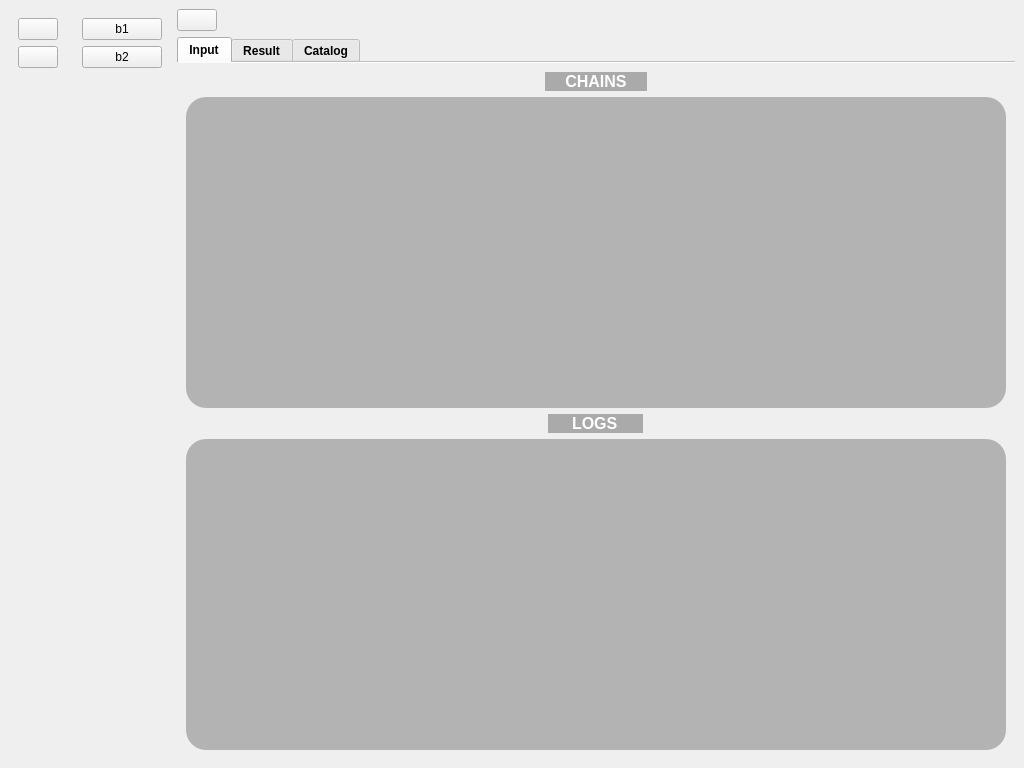
Before: the Qt Designer form ShortCircuitCalc/gui/main_window.ui in MrHerrington/Short-Circuit-Calculation, drawn with Qt 5.
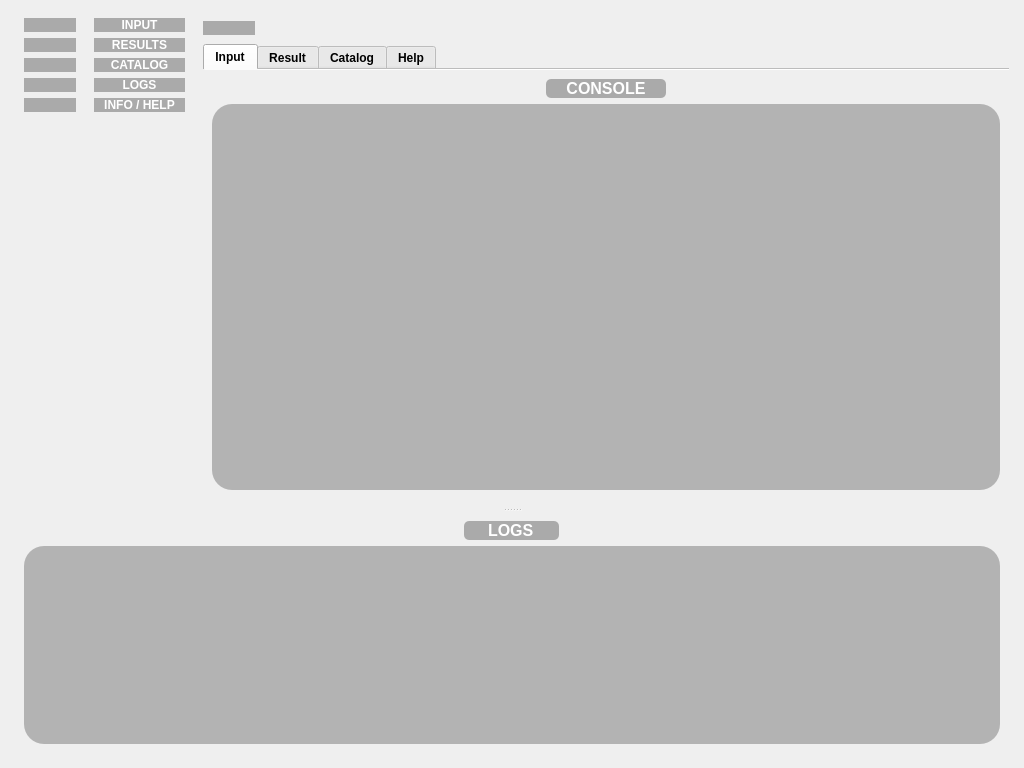
After: the same form once the commit is applied. Icons and pictures are not drawn. Custom widgets are drawn as their Qt base class.

Commit message: Reorganize imports, programming windows design / logic, main window, confirm window

Diff of the .ui file:
```diff
--- a/ShortCircuitCalc/gui/main_window.ui
+++ b/ShortCircuitCalc/gui/main_window.ui
@@ -38,44 +38,335 @@
    <property name="enabled">
     <bool>true</bool>
    </property>
+   <property name="sizePolicy">
+    <sizepolicy hsizetype="Preferred" vsizetype="Preferred">
+     <horstretch>0</horstretch>
+     <verstretch>0</verstretch>
+    </sizepolicy>
+   </property>
    <property name="styleSheet">
     <string notr="true">QWidget[objectName=&quot;centralwidget&quot;] {
 	background-color: qlineargradient(spread:pad, x1:0, y1:0, x2:1, y2:0, stop:0 rgba(255, 169, 0, 217), stop:1 rgba(255, 255, 255, 255));
 }</string>
    </property>
-   <layout class="QHBoxLayout" name="horizontalLayout_2">
+   <layout class="QVBoxLayout" name="verticalLayout_8">
+    <property name="spacing">
+     <number>6</number>
+    </property>
+    <property name="leftMargin">
+     <number>15</number>
+    </property>
+    <property name="topMargin">
+     <number>9</number>
+    </property>
+    <property name="rightMargin">
+     <number>15</number>
+    </property>
+    <property name="bottomMargin">
+     <number>15</number>
+    </property>
     <item>
-     <widget class="QWidget" name="widget" native="true">
+     <widget class="QSplitter" name="splitter">
       <property name="sizePolicy">
-       <sizepolicy hsizetype="Minimum" vsizetype="Preferred">
+       <sizepolicy hsizetype="Preferred" vsizetype="Expanding">
         <horstretch>0</horstretch>
         <verstretch>0</verstretch>
        </sizepolicy>
       </property>
-      <layout class="QVBoxLayout" name="verticalLayout_2">
+      <property name="orientation">
+       <enum>Qt::Vertical</enum>
+      </property>
+      <widget class="QWidget" name="MainMenu" native="true">
+       <property name="sizePolicy">
+        <sizepolicy hsizetype="Preferred" vsizetype="Preferred">
+         <horstretch>0</horstretch>
+         <verstretch>0</verstretch>
+        </sizepolicy>
+       </property>
+       <layout class="QHBoxLayout" name="horizontalLayout_4">
+        <property name="spacing">
+         <number>0</number>
+        </property>
+        <property name="leftMargin">
+         <number>0</number>
+        </property>
+        <property name="topMargin">
+         <number>0</number>
+        </property>
+        <property name="rightMargin">
+         <number>0</number>
+        </property>
+        <property name="bottomMargin">
+         <number>0</number>
+        </property>
        <item>
-        <widget class="QPushButton" name="pushButton">
+         <widget class="QWidget" name="SidePanel" native="true">
+          <layout class="QVBoxLayout" name="verticalLayout_15">
+           <item>
+            <widget class="QPushButton" name="inputButton">
          <property name="sizePolicy">
           <sizepolicy hsizetype="Minimum" vsizetype="Fixed">
            <horstretch>0</horstretch>
            <verstretch>0</verstretch>
           </sizepolicy>
          </property>
+             <property name="font">
+              <font>
+               <pointsize>9</pointsize>
+              </font>
+             </property>
+             <property name="styleSheet">
+              <string notr="true">QPushButton {
+background-color: rgba(153, 153, 153, 0.8);
+color: rgb(255, 255, 255);
+padding-left: 10px;
+padding-right: 10 px;
+border-radius: 10px;
+}
+
+QPushButton:hover {
+background-color: rgba(100, 100, 153);
+color: rgb(255, 255, 255);
+padding-left: 10px;
+padding-right: 10 px;
+border-radius: 10px;
+}
+
+QPushButton:pressed {
+background-color: rgba(153, 153, 153);
+color: rgb(255, 255, 255);
+padding-left: 10px;
+padding-right: 10 px;
+border-radius: 10px;
+}</string>
+             </property>
          <property name="text">
           <string/>
          </property>
+             <property name="icon">
+              <iconset resource="resources.qrc">
+               <normaloff>:/icons/resources/icons/input.svg</normaloff>:/icons/resources/icons/input.svg</iconset>
+             </property>
+             <property name="iconSize">
+              <size>
+               <width>24</width>
+               <height>24</height>
+              </size>
+             </property>
         </widget>
        </item>
        <item>
-        <widget class="QPushButton" name="pushButton_2">
+            <widget class="QPushButton" name="resultButton">
          <property name="sizePolicy">
           <sizepolicy hsizetype="Minimum" vsizetype="Fixed">
            <horstretch>0</horstretch>
            <verstretch>0</verstretch>
           </sizepolicy>
          </property>
+             <property name="font">
+              <font>
+               <pointsize>9</pointsize>
+              </font>
+             </property>
+             <property name="styleSheet">
+              <string notr="true">QPushButton {
+background-color: rgba(153, 153, 153, 0.8);
+color: rgb(255, 255, 255);
+padding-left: 10px;
+padding-right: 10 px;
+border-radius: 10px;
+}
+
+QPushButton:hover {
+background-color: rgba(100, 100, 153);
+color: rgb(255, 255, 255);
+padding-left: 10px;
+padding-right: 10 px;
+border-radius: 10px;
+}
+
+QPushButton:pressed {
+background-color: rgba(153, 153, 153);
+color: rgb(255, 255, 255);
+padding-left: 10px;
+padding-right: 10 px;
+border-radius: 10px;
+}</string>
+             </property>
          <property name="text">
           <string/>
+             </property>
+             <property name="icon">
+              <iconset resource="resources.qrc">
+               <normaloff>:/icons/resources/icons/result.svg</normaloff>:/icons/resources/icons/result.svg</iconset>
+             </property>
+             <property name="iconSize">
+              <size>
+               <width>24</width>
+               <height>24</height>
+              </size>
+             </property>
+            </widget>
+           </item>
+           <item>
+            <widget class="QPushButton" name="catalogButton">
+             <property name="sizePolicy">
+              <sizepolicy hsizetype="Minimum" vsizetype="Fixed">
+               <horstretch>0</horstretch>
+               <verstretch>0</verstretch>
+              </sizepolicy>
+             </property>
+             <property name="font">
+              <font>
+               <pointsize>9</pointsize>
+              </font>
+             </property>
+             <property name="styleSheet">
+              <string notr="true">QPushButton {
+background-color: rgba(153, 153, 153, 0.8);
+color: rgb(255, 255, 255);
+padding-left: 10px;
+padding-right: 10 px;
+border-radius: 10px;
+}
+
+QPushButton:hover {
+background-color: rgba(100, 100, 153);
+color: rgb(255, 255, 255);
+padding-left: 10px;
+padding-right: 10 px;
+border-radius: 10px;
+}
+
+QPushButton:pressed {
+background-color: rgba(153, 153, 153);
+color: rgb(255, 255, 255);
+padding-left: 10px;
+padding-right: 10 px;
+border-radius: 10px;
+}</string>
+             </property>
+             <property name="text">
+              <string/>
+             </property>
+             <property name="icon">
+              <iconset resource="resources.qrc">
+               <normaloff>:/icons/resources/icons/catalog.svg</normaloff>:/icons/resources/icons/catalog.svg</iconset>
+             </property>
+             <property name="iconSize">
+              <size>
+               <width>24</width>
+               <height>24</height>
+              </size>
+             </property>
+            </widget>
+           </item>
+           <item>
+            <widget class="QPushButton" name="logsButton">
+             <property name="sizePolicy">
+              <sizepolicy hsizetype="Minimum" vsizetype="Fixed">
+               <horstretch>0</horstretch>
+               <verstretch>0</verstretch>
+              </sizepolicy>
+             </property>
+             <property name="font">
+              <font>
+               <pointsize>9</pointsize>
+              </font>
+             </property>
+             <property name="styleSheet">
+              <string notr="true">QPushButton {
+background-color: rgba(153, 153, 153, 0.8);
+color: rgb(255, 255, 255);
+padding-left: 10px;
+padding-right: 10 px;
+border-radius: 10px;
+}
+
+QPushButton:hover {
+background-color: rgba(100, 100, 153);
+color: rgb(255, 255, 255);
+padding-left: 10px;
+padding-right: 10 px;
+border-radius: 10px;
+}
+
+QPushButton:pressed {
+background-color: rgba(153, 153, 153);
+color: rgb(255, 255, 255);
+padding-left: 10px;
+padding-right: 10 px;
+border-radius: 10px;
+}</string>
+             </property>
+             <property name="text">
+              <string/>
+             </property>
+             <property name="icon">
+              <iconset resource="resources.qrc">
+               <normaloff>:/icons/resources/icons/logs.svg</normaloff>:/icons/resources/icons/logs.svg</iconset>
+             </property>
+             <property name="iconSize">
+              <size>
+               <width>24</width>
+               <height>24</height>
+              </size>
+             </property>
+             <property name="checkable">
+              <bool>true</bool>
+             </property>
+            </widget>
+           </item>
+           <item>
+            <widget class="QPushButton" name="infoButton">
+             <property name="sizePolicy">
+              <sizepolicy hsizetype="Minimum" vsizetype="Fixed">
+               <horstretch>0</horstretch>
+               <verstretch>0</verstretch>
+              </sizepolicy>
+             </property>
+             <property name="font">
+              <font>
+               <pointsize>9</pointsize>
+              </font>
+             </property>
+             <property name="styleSheet">
+              <string notr="true">QPushButton {
+background-color: rgba(153, 153, 153, 0.8);
+color: rgb(255, 255, 255);
+padding-left: 10px;
+padding-right: 10 px;
+border-radius: 10px;
+}
+
+QPushButton:hover {
+background-color: rgba(100, 100, 153);
+color: rgb(255, 255, 255);
+padding-left: 10px;
+padding-right: 10 px;
+border-radius: 10px;
+}
+
+QPushButton:pressed {
+background-color: rgba(153, 153, 153);
+color: rgb(255, 255, 255);
+padding-left: 10px;
+padding-right: 10 px;
+border-radius: 10px;
+}</string>
+             </property>
+             <property name="text">
+              <string/>
+             </property>
+             <property name="icon">
+              <iconset resource="resources.qrc">
+               <normaloff>:/icons/resources/icons/info.svg</normaloff>:/icons/resources/icons/info.svg</iconset>
+             </property>
+             <property name="iconSize">
+              <size>
+               <width>24</width>
+               <height>24</height>
+              </size>
          </property>
         </widget>
        </item>
@@ -86,8 +377,8 @@
          </property>
          <property name="sizeHint" stdset="0">
           <size>
-           <width>20</width>
-           <height>40</height>
+               <width>17</width>
+               <height>374</height>
           </size>
          </property>
         </spacer>
@@ -96,37 +387,283 @@
      </widget>
     </item>
     <item>
-     <widget class="QWidget" name="widget_2" native="true">
+         <widget class="QWidget" name="SidePanelExt" native="true">
+          <layout class="QVBoxLayout" name="verticalLayout_14">
+           <item>
+            <widget class="QPushButton" name="inputButtonExt">
       <property name="sizePolicy">
-       <sizepolicy hsizetype="Minimum" vsizetype="Preferred">
+              <sizepolicy hsizetype="Minimum" vsizetype="Fixed">
         <horstretch>0</horstretch>
         <verstretch>0</verstretch>
        </sizepolicy>
       </property>
-      <layout class="QVBoxLayout" name="verticalLayout_4">
+             <property name="font">
+              <font>
+               <pointsize>9</pointsize>
+               <weight>75</weight>
+               <bold>true</bold>
+              </font>
+             </property>
+             <property name="layoutDirection">
+              <enum>Qt::LeftToRight</enum>
+             </property>
+             <property name="styleSheet">
+              <string notr="true">QPushButton {
+background-color: rgba(153, 153, 153, 0.8);
+color: rgb(255, 255, 255);
+padding-left: 10px;
+padding-right: 10 px;
+border-radius: 10px;
+}
+
+QPushButton:hover {
+background-color: rgba(100, 100, 153);
+color: rgb(255, 255, 255);
+padding-left: 10px;
+padding-right: 10 px;
+border-radius: 10px;
+}
+
+QPushButton:pressed {
+background-color: rgba(153, 153, 153);
+color: rgb(255, 255, 255);
+padding-left: 10px;
+padding-right: 10 px;
+border-radius: 10px;
+}</string>
+             </property>
+             <property name="text">
+              <string>INPUT</string>
+             </property>
+             <property name="icon">
+              <iconset resource="resources.qrc">
+               <normaloff>:/icons/resources/icons/input.svg</normaloff>:/icons/resources/icons/input.svg</iconset>
+             </property>
+             <property name="iconSize">
+              <size>
+               <width>24</width>
+               <height>24</height>
+              </size>
+             </property>
+            </widget>
+           </item>
        <item>
-        <widget class="QPushButton" name="pushButton_3">
+            <widget class="QPushButton" name="resultButtonExt">
          <property name="sizePolicy">
           <sizepolicy hsizetype="Minimum" vsizetype="Fixed">
            <horstretch>0</horstretch>
            <verstretch>0</verstretch>
           </sizepolicy>
          </property>
+             <property name="font">
+              <font>
+               <pointsize>9</pointsize>
+               <weight>75</weight>
+               <bold>true</bold>
+              </font>
+             </property>
+             <property name="styleSheet">
+              <string notr="true">QPushButton {
+background-color: rgba(153, 153, 153, 0.8);
+color: rgb(255, 255, 255);
+padding-left: 10px;
+padding-right: 10 px;
+border-radius: 10px;
+}
+
+QPushButton:hover {
+background-color: rgba(100, 100, 153);
+color: rgb(255, 255, 255);
+padding-left: 10px;
+padding-right: 10 px;
+border-radius: 10px;
+}
+
+QPushButton:pressed {
+background-color: rgba(153, 153, 153);
+color: rgb(255, 255, 255);
+padding-left: 10px;
+padding-right: 10 px;
+border-radius: 10px;
+}</string>
+             </property>
          <property name="text">
-          <string>b1</string>
-         </property>
+              <string>RESULTS</string>
+             </property>
+             <property name="icon">
+              <iconset resource="resources.qrc">
+               <normaloff>:/icons/resources/icons/result.svg</normaloff>:/icons/resources/icons/result.svg</iconset>
+             </property>
+             <property name="iconSize">
+              <size>
+               <width>24</width>
+               <height>24</height>
+              </size>
+             </property>
         </widget>
        </item>
        <item>
-        <widget class="QPushButton" name="pushButton_4">
+            <widget class="QPushButton" name="catalogButtonExt">
          <property name="sizePolicy">
           <sizepolicy hsizetype="Minimum" vsizetype="Fixed">
            <horstretch>0</horstretch>
            <verstretch>0</verstretch>
           </sizepolicy>
          </property>
+             <property name="font">
+              <font>
+               <pointsize>9</pointsize>
+               <weight>75</weight>
+               <bold>true</bold>
+              </font>
+             </property>
+             <property name="styleSheet">
+              <string notr="true">QPushButton {
+background-color: rgba(153, 153, 153, 0.8);
+color: rgb(255, 255, 255);
+padding-left: 10px;
+padding-right: 10 px;
+border-radius: 10px;
+}
+
+QPushButton:hover {
+background-color: rgba(100, 100, 153);
+color: rgb(255, 255, 255);
+padding-left: 10px;
+padding-right: 10 px;
+border-radius: 10px;
+}
+
+QPushButton:pressed {
+background-color: rgba(153, 153, 153);
+color: rgb(255, 255, 255);
+padding-left: 10px;
+padding-right: 10 px;
+border-radius: 10px;
+}</string>
+             </property>
          <property name="text">
-          <string>b2</string>
+              <string>CATALOG</string>
+             </property>
+             <property name="icon">
+              <iconset resource="resources.qrc">
+               <normaloff>:/icons/resources/icons/catalog.svg</normaloff>:/icons/resources/icons/catalog.svg</iconset>
+             </property>
+             <property name="iconSize">
+              <size>
+               <width>24</width>
+               <height>24</height>
+              </size>
+             </property>
+            </widget>
+           </item>
+           <item>
+            <widget class="QPushButton" name="logsButtonExt">
+             <property name="sizePolicy">
+              <sizepolicy hsizetype="Minimum" vsizetype="Fixed">
+               <horstretch>0</horstretch>
+               <verstretch>0</verstretch>
+              </sizepolicy>
+             </property>
+             <property name="font">
+              <font>
+               <pointsize>9</pointsize>
+               <weight>75</weight>
+               <bold>true</bold>
+              </font>
+             </property>
+             <property name="styleSheet">
+              <string notr="true">QPushButton {
+background-color: rgba(153, 153, 153, 0.8);
+color: rgb(255, 255, 255);
+padding-left: 10px;
+padding-right: 10 px;
+border-radius: 10px;
+}
+
+QPushButton:hover {
+background-color: rgba(100, 100, 153);
+color: rgb(255, 255, 255);
+padding-left: 10px;
+padding-right: 10 px;
+border-radius: 10px;
+}
+
+QPushButton:pressed {
+background-color: rgba(153, 153, 153);
+color: rgb(255, 255, 255);
+padding-left: 10px;
+padding-right: 10 px;
+border-radius: 10px;
+}</string>
+             </property>
+             <property name="text">
+              <string>LOGS</string>
+             </property>
+             <property name="icon">
+              <iconset resource="resources.qrc">
+               <normaloff>:/icons/resources/icons/logs.svg</normaloff>:/icons/resources/icons/logs.svg</iconset>
+             </property>
+             <property name="iconSize">
+              <size>
+               <width>24</width>
+               <height>24</height>
+              </size>
+             </property>
+            </widget>
+           </item>
+           <item>
+            <widget class="QPushButton" name="infoButtonExt">
+             <property name="sizePolicy">
+              <sizepolicy hsizetype="Minimum" vsizetype="Fixed">
+               <horstretch>0</horstretch>
+               <verstretch>0</verstretch>
+              </sizepolicy>
+             </property>
+             <property name="font">
+              <font>
+               <pointsize>9</pointsize>
+               <weight>75</weight>
+               <bold>true</bold>
+              </font>
+             </property>
+             <property name="styleSheet">
+              <string notr="true">QPushButton {
+background-color: rgba(153, 153, 153, 0.8);
+color: rgb(255, 255, 255);
+padding-left: 10px;
+padding-right: 10 px;
+border-radius: 10px;
+}
+
+QPushButton:hover {
+background-color: rgba(100, 100, 153);
+color: rgb(255, 255, 255);
+padding-left: 10px;
+padding-right: 10 px;
+border-radius: 10px;
+}
+
+QPushButton:pressed {
+background-color: rgba(153, 153, 153);
+color: rgb(255, 255, 255);
+padding-left: 10px;
+padding-right: 10 px;
+border-radius: 10px;
+}</string>
+             </property>
+             <property name="text">
+              <string>INFO / HELP</string>
+             </property>
+             <property name="icon">
+              <iconset resource="resources.qrc">
+               <normaloff>:/icons/resources/icons/info.svg</normaloff>:/icons/resources/icons/info.svg</iconset>
+             </property>
+             <property name="iconSize">
+              <size>
+               <width>24</width>
+               <height>24</height>
+              </size>
          </property>
         </widget>
        </item>
@@ -138,7 +675,7 @@
          <property name="sizeHint" stdset="0">
           <size>
            <width>20</width>
-           <height>40</height>
+               <height>374</height>
           </size>
          </property>
         </spacer>
@@ -147,14 +684,59 @@
      </widget>
     </item>
     <item>
-     <layout class="QVBoxLayout" name="verticalLayout_6">
+         <widget class="QWidget" name="MainWidget" native="true">
+          <layout class="QVBoxLayout" name="verticalLayout_13">
+           <property name="leftMargin">
+            <number>9</number>
+           </property>
+           <property name="rightMargin">
+            <number>0</number>
+           </property>
+           <property name="bottomMargin">
+            <number>9</number>
+           </property>
       <item>
        <layout class="QHBoxLayout" name="horizontalLayout">
         <item>
          <widget class="QPushButton" name="switchButton">
+               <property name="styleSheet">
+                <string notr="true">QPushButton {
+background-color: rgba(153, 153, 153, 0.8);
+color: rgb(255, 255, 255);
+padding-left: 10px;
+padding-right: 10 px;
+border-radius: 10px;
+}
+
+QPushButton:hover {
+background-color: rgba(100, 100, 153);
+color: rgb(255, 255, 255);
+padding-left: 10px;
+padding-right: 10 px;
+border-radius: 10px;
+}
+
+QPushButton:pressed {
+background-color: rgba(153, 153, 153);
+color: rgb(255, 255, 255);
+padding-left: 10px;
+padding-right: 10 px;
+border-radius: 10px;
+}</string>
+               </property>
           <property name="text">
            <string/>
           </property>
+               <property name="icon">
+                <iconset resource="resources.qrc">
+                 <normaloff>:/icons/resources/icons/switch.svg</normaloff>:/icons/resources/icons/switch.svg</iconset>
+               </property>
+               <property name="iconSize">
+                <size>
+                 <width>24</width>
+                 <height>24</height>
+                </size>
+               </property>
           <property name="checkable">
            <bool>true</bool>
           </property>
@@ -215,12 +797,6 @@
          <property name="enabled">
           <bool>true</bool>
          </property>
-         <property name="sizePolicy">
-          <sizepolicy hsizetype="Expanding" vsizetype="Expanding">
-           <horstretch>0</horstretch>
-           <verstretch>0</verstretch>
-          </sizepolicy>
-         </property>
          <property name="sizeIncrement">
           <size>
            <width>0</width>
@@ -263,11 +839,10 @@
 color: rgb(255, 255, 255);
 padding-left: 20px;
 padding-right: 20 px;
-border-radius: 10px;
-</string>
+border-radius: 5px;</string>
             </property>
             <property name="text">
-             <string>CHAINS</string>
+                  <string>CONSOLE</string>
             </property>
             <property name="alignment">
              <set>Qt::AlignCenter</set>
@@ -302,55 +877,6 @@
             </property>
            </widget>
           </item>
-          <item alignment="Qt::AlignHCenter">
-           <widget class="QLabel" name="logsLabel">
-            <property name="sizePolicy">
-             <sizepolicy hsizetype="Fixed" vsizetype="Fixed">
-              <horstretch>0</horstretch>
-              <verstretch>0</verstretch>
-             </sizepolicy>
-            </property>
-            <property name="font">
-             <font>
-              <pointsize>12</pointsize>
-              <weight>75</weight>
-              <bold>true</bold>
-             </font>
-            </property>
-            <property name="styleSheet">
-             <string notr="true">background-color: rgba(153, 153, 153, 0.8);
-color: rgb(255, 255, 255);
-padding-left: 20px;
-padding-right: 20 px;
-border-radius: 10px;</string>
-            </property>
-            <property name="text">
-             <string>LOGS</string>
-            </property>
-           </widget>
-          </item>
-          <item>
-           <widget class="QTextBrowser" name="logsView">
-            <property name="minimumSize">
-             <size>
-              <width>0</width>
-              <height>0</height>
-             </size>
-            </property>
-            <property name="font">
-             <font>
-              <pointsize>14</pointsize>
-             </font>
-            </property>
-            <property name="styleSheet">
-             <string notr="true">background-color: rgba(153, 153, 153, 0.7);
-color: rgb(255, 255, 255);
-padding-left: 10px;
-padding-right: 10 px;
-border-radius: 20px;</string>
-            </property>
-           </widget>
-          </item>
          </layout>
         </widget>
         <widget class="QWidget" name="resultTab">
@@ -373,9 +899,96 @@
           </item>
          </layout>
         </widget>
-       </widget>
-      </item>
-     </layout>
+             <widget class="QWidget" name="helpTab">
+              <attribute name="title">
+               <string>Help</string>
+              </attribute>
+             </widget>
+            </widget>
+           </item>
+          </layout>
+         </widget>
+        </item>
+       </layout>
+      </widget>
+      <widget class="QWidget" name="Logs" native="true">
+       <property name="sizePolicy">
+        <sizepolicy hsizetype="Preferred" vsizetype="Preferred">
+         <horstretch>0</horstretch>
+         <verstretch>0</verstretch>
+        </sizepolicy>
+       </property>
+       <layout class="QVBoxLayout" name="verticalLayout_10">
+        <property name="leftMargin">
+         <number>9</number>
+        </property>
+        <property name="topMargin">
+         <number>9</number>
+        </property>
+        <property name="rightMargin">
+         <number>9</number>
+        </property>
+        <property name="bottomMargin">
+         <number>9</number>
+        </property>
+        <item alignment="Qt::AlignHCenter">
+         <widget class="QLabel" name="logsLabel">
+          <property name="sizePolicy">
+           <sizepolicy hsizetype="Fixed" vsizetype="Fixed">
+            <horstretch>0</horstretch>
+            <verstretch>0</verstretch>
+           </sizepolicy>
+          </property>
+          <property name="font">
+           <font>
+            <pointsize>12</pointsize>
+            <weight>75</weight>
+            <bold>true</bold>
+           </font>
+          </property>
+          <property name="styleSheet">
+           <string notr="true">background-color: rgba(153, 153, 153, 0.8);
+color: rgb(255, 255, 255);
+padding-left: 20px;
+padding-right: 20 px;
+border-radius: 5px;</string>
+          </property>
+          <property name="text">
+           <string>LOGS</string>
+          </property>
+         </widget>
+        </item>
+        <item>
+         <widget class="QTextBrowser" name="logsOutput">
+          <property name="sizePolicy">
+           <sizepolicy hsizetype="Expanding" vsizetype="Expanding">
+            <horstretch>0</horstretch>
+            <verstretch>0</verstretch>
+           </sizepolicy>
+          </property>
+          <property name="minimumSize">
+           <size>
+            <width>0</width>
+            <height>0</height>
+           </size>
+          </property>
+          <property name="font">
+           <font>
+            <pointsize>14</pointsize>
+           </font>
+          </property>
+          <property name="styleSheet">
+           <string notr="true">background-color: rgba(153, 153, 153, 0.7);
+color: rgb(255, 255, 255);
+padding-left: 10px;
+padding-right: 10 px;
+border-radius: 20px;</string>
+          </property>
+         </widget>
+        </item>
+       </layout>
+      </widget>
+     </widget>
     </item>
    </layout>
   </widget>
```
Left out of the diff: 142 changed lines with no effect on the pictures. Lines whose indentation alone changed are shown as unchanged. The commit also changes 26 other files.
